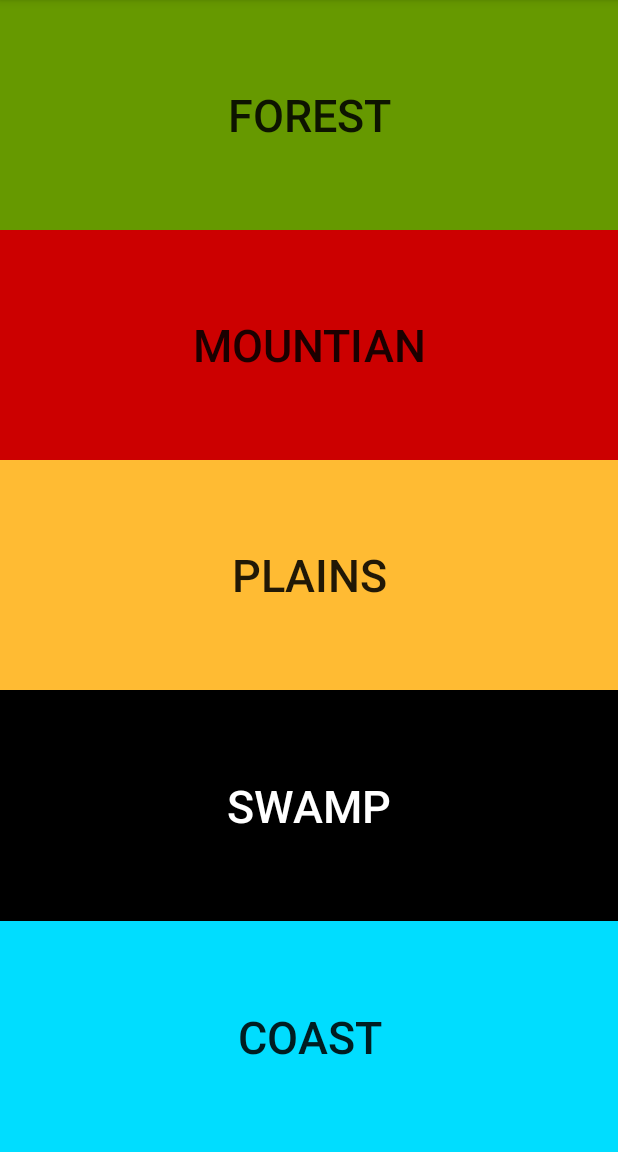
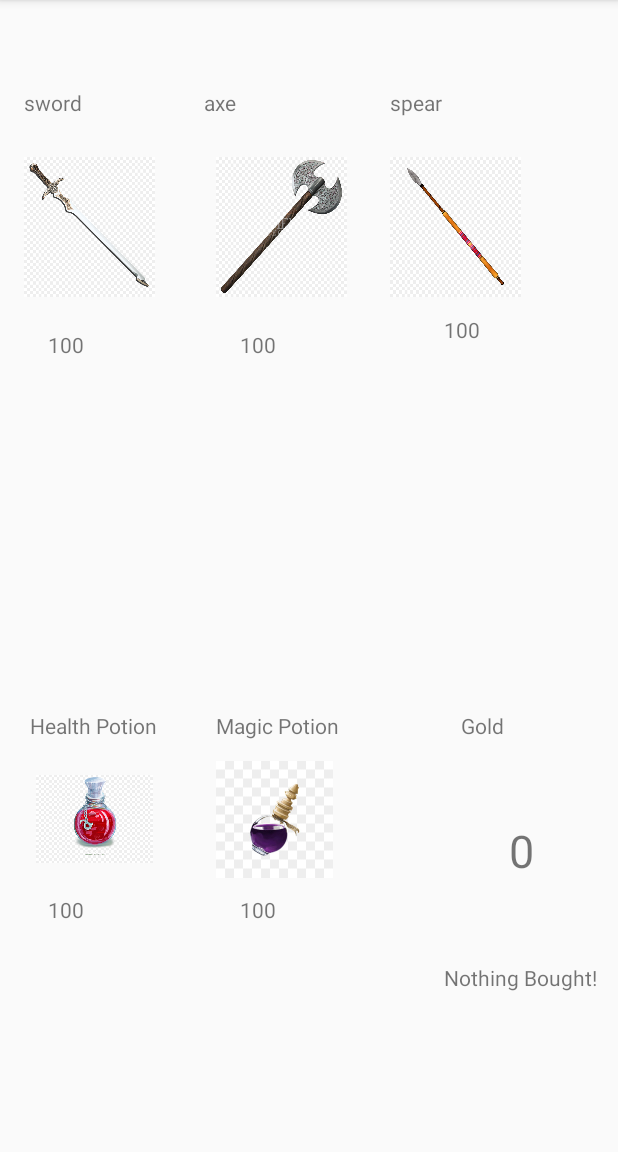
Before and after one commit to achocianowicz/-AdventureProjectFinal, an Android app: the Town screen opened directly, with no data from a screen before it, after a tap on "SHOP", on a phone screen of 412 x 824 dp, the part 84-1236 px from its top. Run offline under Robolectric (Android 15) with nearby library versions, the phone set to English and light mode, and no system bars.

Commit message:
Shop is working.. Tested going through Forest Quest 2... WIll work on EXP leveling up later today + combat

```diff
--- a/app/src/main/AndroidManifest.xml
+++ b/app/src/main/AndroidManifest.xml
@@ -24,7 +24,8 @@
         <activity android:name=".ForestQuests" />
         <activity android:name=".CharacterStats" />
         <activity android:name=".Forest1FindTheChest" />
-        <activity android:name=".QuestReward"></activity>
+        <activity android:name=".QuestReward" />
+        <activity android:name=".Shop"></activity>
     </application>
 
 </manifest>
--- /dev/null
+++ b/app/src/main/java/com/example/joydr/adventureprojectfinal/Shop.java
@@ -0,0 +1,195 @@
+package com.example.joydr.adventureprojectfinal;
+
+import android.support.v7.app.AppCompatActivity;
+import android.os.Bundle;
+import android.view.View;
+import android.widget.Button;
+import android.widget.ImageView;
+import android.widget.TextView;
+
+public class Shop extends AppCompatActivity {
+TextView weapon1Text, weapon2Text, weapon3Text,
+    costWeapon1Text,costWeapon2Text,costWeapon3Text, costHPText, costMPText, showUsersGold, boughtText;
+
+    ImageView weaponImage1,weaponImage2,weaponImage3;
+
+Button buyWeapon1, buyWeapon2, buyWeapon3, buyHPButton, buyMPButton;
+
+
+
+
+
+    @Override
+    protected void onCreate(Bundle savedInstanceState) {
+        super.onCreate(savedInstanceState);
+        setContentView(R.layout.activity_shop);
+        weapon1Text = findViewById(R.id.weapon1Text);
+        weapon2Text = findViewById(R.id.weapon2Text);
+        weapon3Text = findViewById(R.id.weapon3Text);
+
+        costWeapon1Text = findViewById(R.id.costWeapon1Text);
+        costWeapon2Text = findViewById(R.id.costWeapon2Text);
+        costWeapon3Text = findViewById(R.id.costWeapon3Text);
+
+        costHPText = findViewById(R.id.costHPText);
+        costMPText = findViewById(R.id.costMPText);
+
+        showUsersGold = findViewById(R.id.showUsersGold);
+        boughtText = findViewById(R.id.boughtText);
+
+        weaponImage1 = findViewById(R.id.weaponImage1);
+        weaponImage2 = findViewById(R.id.weaponImage2);
+        weaponImage3 = findViewById(R.id.weaponImage3);
+
+        buyWeapon1 = findViewById(R.id.buyWeapon1);
+        buyWeapon2 = findViewById(R.id.buyWeapon2);
+        buyWeapon3 = findViewById(R.id.buyWeapon3);
+
+        buyHPButton = findViewById(R.id.buyHPButton);
+        buyMPButton = findViewById(R.id.buyMPButton);
+
+        // Set Items
+        boughtText.setText("Nothing Bought!");
+        weapon1Text.setText(Singleton.getInstance().getWeapon1Name());
+        weaponImage1.setBackgroundResource(R.drawable.sword);
+        costWeapon1Text.setText(Singleton.getInstance().getWeapon1Cost());
+
+        weapon2Text.setText(Singleton.getInstance().getWeapon2Name());
+        weaponImage2.setBackgroundResource(R.drawable.axe);
+        costWeapon2Text.setText(Singleton.getInstance().getWeapon2Cost());
+
+        weapon3Text.setText(Singleton.getInstance().getWeapon3Name());
+        weaponImage3.setBackgroundResource(R.drawable.spear);
+        costWeapon3Text.setText(Singleton.getInstance().getWeapon3Cost());
+
+
+
+        // see if user has enough gold to buy items
+        CheckGold();
+
+
+        buyWeapon1.setOnClickListener(new View.OnClickListener() {
+            @Override
+            public void onClick(View v) {
+                int cW1 = Integer.parseInt(costWeapon1Text.getText().toString().trim());
+                int uCG = Integer.parseInt(Singleton.getInstance().getUserGold());
+                uCG -=   cW1 ;
+                String nUG = String.valueOf(uCG);
+                Singleton.getInstance().setUserGold(nUG);
+                showUsersGold.setText(Singleton.getInstance().getUserGold());
+                Singleton.getInstance().setCharWeaponName(weapon1Text.getText().toString().trim());
+                Singleton.getInstance().setCharWeaponAttack(Singleton.getInstance().getWeapon1Attack());
+                Singleton.getInstance().setCharWeaponSpeed(Singleton.getInstance().getWeapon1Speed());
+                CheckGold();
+                boughtText.setText("Bought:" + weapon1Text.getText().toString().trim() + " !");
+
+
+            }
+        });
+
+        buyWeapon2.setOnClickListener(new View.OnClickListener() {
+            @Override
+            public void onClick(View v) {
+                int cW2 = Integer.parseInt(costWeapon2Text.getText().toString().trim());
+                int uCG = Integer.parseInt(Singleton.getInstance().getUserGold());
+                uCG -=   cW2 ;
+                String nUG = String.valueOf(uCG);
+                Singleton.getInstance().setUserGold(nUG);
+                showUsersGold.setText(Singleton.getInstance().getUserGold());
+                Singleton.getInstance().setCharWeaponName(weapon2Text.getText().toString().trim());
+                Singleton.getInstance().setCharWeaponAttack(Singleton.getInstance().getWeapon2Attack());
+                Singleton.getInstance().setCharWeaponSpeed(Singleton.getInstance().getWeapon2Speed());
+                CheckGold();
+                boughtText.setText("Bought:" + weapon2Text.getText().toString().trim() + " !");
+
+
+            }
+        });
+
+        buyWeapon3.setOnClickListener(new View.OnClickListener() {
+            @Override
+            public void onClick(View v) {
+                int cW3 = Integer.parseInt(costWeapon3Text.getText().toString().trim());
+                int uCG = Integer.parseInt(Singleton.getInstance().getUserGold());
+                uCG -=   cW3 ;
+                String nUG = String.valueOf(uCG);
+                Singleton.getInstance().setUserGold(nUG);
+                showUsersGold.setText(Singleton.getInstance().getUserGold());
+                Singleton.getInstance().setCharWeaponName(weapon3Text.getText().toString().trim());
+                Singleton.getInstance().setCharWeaponAttack(Singleton.getInstance().getWeapon3Attack());
+                Singleton.getInstance().setCharWeaponSpeed(Singleton.getInstance().getWeapon3Speed());
+                CheckGold();
+                boughtText.setText("Bought:" + weapon3Text.getText().toString().trim() + " !");
+
+
+            }
+        });
+        buyHPButton.setOnClickListener(new View.OnClickListener() {
+            @Override
+            public void onClick(View v) {
+                int cHP = Integer.parseInt(costHPText.getText().toString().trim());
+                int uCG = Integer.parseInt(Singleton.getInstance().getUserGold());
+                uCG -=   cHP ;
+                String nUG = String.valueOf(uCG);
+                Singleton.getInstance().setUserGold(nUG);
+                showUsersGold.setText(Singleton.getInstance().getUserGold());
+                int stackOfHP = Integer.parseInt(Singleton.getInstance().getHpCount());
+                stackOfHP++;
+                String setNewStackOfHP = String.valueOf(stackOfHP);
+                Singleton.getInstance().setHpCount(setNewStackOfHP);
+                CheckGold();
+                boughtText.setText("Bought: Health Potion !");
+
+
+            }
+        });
+        buyMPButton.setOnClickListener(new View.OnClickListener() {
+            @Override
+            public void onClick(View v) {
+                int cMP = Integer.parseInt(costMPText.getText().toString().trim());
+                int uCG = Integer.parseInt(Singleton.getInstance().getUserGold());
+                uCG -=   cMP ;
+                String nUG = String.valueOf(uCG);
+                Singleton.getInstance().setUserGold(nUG);
+                showUsersGold.setText(Singleton.getInstance().getUserGold());
+                int stackOfMP = Integer.parseInt(Singleton.getInstance().getMpCount());
+                stackOfMP++;
+                String setNewStackOfMP = String.valueOf(stackOfMP);
+                Singleton.getInstance().setMpCount(setNewStackOfMP);
+                CheckGold();
+                boughtText.setText("Bought: Magic Potion !");
+
+
+            }
+        });
+
+    }
+
+   public void CheckGold() {
+       int cW1 = Integer.parseInt(costWeapon1Text.getText().toString().trim());
+       int cW2 = Integer.parseInt(costWeapon2Text.getText().toString().trim());
+       int cW3 = Integer.parseInt(costWeapon3Text.getText().toString().trim());
+       int cHP = Integer.parseInt(costHPText.getText().toString().trim());
+       int cMP = Integer.parseInt(costMPText.getText().toString().trim());
+       int uCG = Integer.parseInt(Singleton.getInstance().getUserGold());
+
+       if(cW1 > uCG){
+           buyWeapon1.setVisibility(View.INVISIBLE);
+       }
+       if(cW2 > uCG){
+           buyWeapon2.setVisibility(View.INVISIBLE);
+       }
+        if(cW3 > uCG){
+           buyWeapon3.setVisibility(View.INVISIBLE);
+       }
+       if(cHP > uCG){
+           buyHPButton.setVisibility(View.INVISIBLE);
+       }
+       if(cMP > uCG){
+           buyMPButton.setVisibility(View.INVISIBLE);
+       }
+
+       showUsersGold.setText(Singleton.getInstance().getUserGold());
+
+   }
+}
--- a/app/src/main/java/com/example/joydr/adventureprojectfinal/Town.java
+++ b/app/src/main/java/com/example/joydr/adventureprojectfinal/Town.java
@@ -59,7 +59,7 @@ public class Town extends AppCompatActivity {
                 //#TODO Go to shop
                 Singleton.getInstance().setCharName(currentCharName.getText().toString());
 
-                Intent intent = new Intent(v.getContext(), RegionPicker.class);
+                Intent intent = new Intent(v.getContext(), Shop.class);
                 intent.setFlags(Intent.FLAG_ACTIVITY_REORDER_TO_FRONT);
                 v.getContext().startActivity(intent);
             }
--- a/app/src/main/res/layout/activity_create_character.xml
+++ b/app/src/main/res/layout/activity_create_character.xml
@@ -46,5 +46,6 @@
         app:layout_constraintBottom_toBottomOf="parent"
         app:layout_constraintEnd_toEndOf="parent"
         app:layout_constraintStart_toStartOf="parent"
-        app:layout_constraintTop_toBottomOf="@+id/charName" />
+        app:layout_constraintTop_toBottomOf="@+id/charName"
+        app:layout_constraintVertical_bias="0.116" />
 </android.support.constraint.ConstraintLayout>
--- /dev/null
+++ b/app/src/main/res/layout/activity_shop.xml
@@ -0,0 +1,300 @@
+<?xml version="1.0" encoding="utf-8"?>
+<android.support.constraint.ConstraintLayout xmlns:android="http://schemas.android.com/apk/res/android"
+    xmlns:app="http://schemas.android.com/apk/res-auto"
+    xmlns:tools="http://schemas.android.com/tools"
+    android:layout_width="match_parent"
+    android:layout_height="match_parent"
+    tools:context=".Shop">
+
+    <TextView
+        android:id="@+id/weapon1Text"
+        android:layout_width="wrap_content"
+        android:layout_height="wrap_content"
+        android:layout_marginStart="16dp"
+        android:layout_marginTop="8dp"
+        android:layout_marginBottom="8dp"
+        android:text="Weapon Name"
+        app:layout_constraintBottom_toBottomOf="parent"
+        app:layout_constraintStart_toStartOf="parent"
+        app:layout_constraintTop_toTopOf="parent"
+        app:layout_constraintVertical_bias="0.069" />
+
+    <TextView
+        android:id="@+id/weapon2Text"
+        android:layout_width="wrap_content"
+        android:layout_height="wrap_content"
+        android:layout_marginStart="136dp"
+        android:layout_marginTop="8dp"
+        android:layout_marginBottom="8dp"
+        android:text="Weapon Name"
+        app:layout_constraintBottom_toBottomOf="parent"
+        app:layout_constraintStart_toStartOf="parent"
+        app:layout_constraintTop_toTopOf="parent"
+        app:layout_constraintVertical_bias="0.069" />
+
+    <TextView
+        android:id="@+id/weapon3Text"
+        android:layout_width="wrap_content"
+        android:layout_height="wrap_content"
+        android:layout_marginStart="260dp"
+        android:layout_marginTop="8dp"
+        android:layout_marginBottom="8dp"
+        android:text="Weapon Name"
+        app:layout_constraintBottom_toBottomOf="parent"
+        app:layout_constraintStart_toStartOf="parent"
+        app:layout_constraintTop_toTopOf="parent"
+        app:layout_constraintVertical_bias="0.069" />
+
+    <TextView
+        android:id="@+id/HPText"
+        android:layout_width="wrap_content"
+        android:layout_height="wrap_content"
+        android:layout_marginStart="20dp"
+        android:layout_marginTop="8dp"
+        android:layout_marginBottom="8dp"
+        android:text="Health Potion"
+        app:layout_constraintBottom_toBottomOf="parent"
+        app:layout_constraintStart_toStartOf="parent"
+        app:layout_constraintTop_toTopOf="parent"
+        app:layout_constraintVertical_bias="0.636" />
+
+    <TextView
+        android:id="@+id/MPText"
+        android:layout_width="wrap_content"
+        android:layout_height="wrap_content"
+        android:layout_marginStart="144dp"
+        android:layout_marginTop="8dp"
+        android:layout_marginBottom="8dp"
+        android:text="Magic Potion"
+        app:layout_constraintBottom_toBottomOf="parent"
+        app:layout_constraintStart_toStartOf="parent"
+        app:layout_constraintTop_toTopOf="parent"
+        app:layout_constraintVertical_bias="0.636" />
+
+    <ImageView
+        android:id="@+id/weaponImage1"
+        android:layout_width="87dp"
+        android:layout_height="93dp"
+        android:layout_marginStart="16dp"
+        android:layout_marginTop="8dp"
+        android:layout_marginBottom="8dp"
+        app:layout_constraintBottom_toBottomOf="parent"
+        app:layout_constraintStart_toStartOf="parent"
+        app:layout_constraintTop_toBottomOf="@+id/weapon1Text"
+        app:layout_constraintVertical_bias="0.032" />
+
+    <ImageView
+        android:id="@+id/weaponImage2"
+        android:layout_width="87dp"
+        android:layout_height="93dp"
+        android:layout_marginStart="144dp"
+        android:layout_marginTop="8dp"
+        android:layout_marginBottom="8dp"
+        app:layout_constraintBottom_toBottomOf="parent"
+        app:layout_constraintStart_toStartOf="parent"
+        app:layout_constraintTop_toBottomOf="@+id/weapon2Text"
+        app:layout_constraintVertical_bias="0.032" />
+
+    <ImageView
+        android:id="@+id/weaponImage3"
+        android:layout_width="87dp"
+        android:layout_height="93dp"
+        android:layout_marginStart="260dp"
+        android:layout_marginTop="8dp"
+        android:layout_marginBottom="8dp"
+        app:layout_constraintBottom_toBottomOf="parent"
+        app:layout_constraintStart_toStartOf="parent"
+        app:layout_constraintTop_toBottomOf="@+id/weapon3Text"
+        app:layout_constraintVertical_bias="0.032" />
+
+    <Button
+        android:id="@+id/buyWeapon1"
+        android:layout_width="wrap_content"
+        android:layout_height="wrap_content"
+        android:layout_marginStart="16dp"
+        android:layout_marginTop="8dp"
+        android:layout_marginBottom="8dp"
+        android:text="Buy"
+        app:layout_constraintBottom_toBottomOf="parent"
+        app:layout_constraintStart_toStartOf="parent"
+        app:layout_constraintTop_toBottomOf="@+id/weaponImage1"
+        app:layout_constraintVertical_bias="0.185" />
+
+    <Button
+        android:id="@+id/buyHPButton"
+        android:layout_width="wrap_content"
+        android:layout_height="wrap_content"
+        android:layout_marginStart="20dp"
+        android:layout_marginTop="8dp"
+        android:text="Buy"
+        app:layout_constraintBottom_toBottomOf="parent"
+        app:layout_constraintStart_toStartOf="parent"
+        app:layout_constraintTop_toBottomOf="@+id/costHPText" />
+
+    <Button
+        android:id="@+id/buyMPButton"
+        android:layout_width="wrap_content"
+        android:layout_height="wrap_content"
+        android:layout_marginStart="136dp"
+        android:layout_marginTop="8dp"
+        android:text="Buy"
+        app:layout_constraintBottom_toBottomOf="parent"
+        app:layout_constraintStart_toStartOf="parent"
+        app:layout_constraintTop_toBottomOf="@+id/costHPText"
+        app:layout_constraintVertical_bias="1.0" />
+
+    <Button
+        android:id="@+id/buyWeapon2"
+        android:layout_width="wrap_content"
+        android:layout_height="wrap_content"
+        android:layout_marginStart="32dp"
+        android:layout_marginTop="8dp"
+        android:layout_marginBottom="8dp"
+        android:text="Buy"
+        app:layout_constraintBottom_toBottomOf="@+id/buyWeapon1"
+        app:layout_constraintStart_toEndOf="@+id/buyWeapon1"
+        app:layout_constraintTop_toBottomOf="@+id/weaponImage2"
+        app:layout_constraintVertical_bias="1.0" />
+
+    <Button
+        android:id="@+id/buyWeapon3"
+        android:layout_width="wrap_content"
+        android:layout_height="wrap_content"
+        android:layout_marginStart="32dp"
+        android:layout_marginTop="8dp"
+        android:layout_marginBottom="8dp"
+        android:text="Buy"
+        app:layout_constraintBottom_toBottomOf="@+id/buyWeapon1"
+        app:layout_constraintStart_toEndOf="@+id/buyWeapon2"
+        app:layout_constraintTop_toBottomOf="@+id/weaponImage3"
+        app:layout_constraintVertical_bias="1.0" />
+
+    <TextView
+        android:id="@+id/costWeapon1Text"
+        android:layout_width="wrap_content"
+        android:layout_height="wrap_content"
+        android:layout_marginStart="32dp"
+        android:layout_marginTop="8dp"
+        android:layout_marginBottom="8dp"
+        android:text="100"
+        app:layout_constraintBottom_toTopOf="@+id/buyWeapon1"
+        app:layout_constraintStart_toStartOf="parent"
+        app:layout_constraintTop_toBottomOf="@+id/weaponImage1"
+        app:layout_constraintVertical_bias="0.208" />
+
+    <TextView
+        android:id="@+id/costHPText"
+        android:layout_width="wrap_content"
+        android:layout_height="wrap_content"
+        android:layout_marginStart="32dp"
+        android:layout_marginTop="8dp"
+        android:layout_marginBottom="8dp"
+        android:text="100"
+        app:layout_constraintBottom_toBottomOf="parent"
+        app:layout_constraintStart_toStartOf="parent"
+        app:layout_constraintTop_toBottomOf="@+id/healthPotionImage"
+        app:layout_constraintVertical_bias="0.0" />
+
+    <TextView
+        android:id="@+id/costMPText"
+        android:layout_width="wrap_content"
+        android:layout_height="wrap_content"
+        android:layout_marginStart="160dp"
+        android:layout_marginTop="8dp"
+        android:layout_marginBottom="8dp"
+        android:text="100"
+        app:layout_constraintBottom_toBottomOf="parent"
+        app:layout_constraintStart_toStartOf="parent"
+        app:layout_constraintTop_toBottomOf="@+id/magicPotionImage"
+        app:layout_constraintVertical_bias="0.0" />
+
+    <TextView
+        android:id="@+id/costWeapon2Text"
+        android:layout_width="wrap_content"
+        android:layout_height="wrap_content"
+        android:layout_marginStart="104dp"
+        android:layout_marginTop="20dp"
+        android:text=" 100"
+        app:layout_constraintBottom_toBottomOf="@+id/costWeapon1Text"
+        app:layout_constraintStart_toEndOf="@+id/costWeapon1Text"
+        app:layout_constraintTop_toBottomOf="@+id/weaponImage2"
+        app:layout_constraintVertical_bias="1.0" />
+
+    <TextView
+        android:id="@+id/costWeapon3Text"
+        android:layout_width="wrap_content"
+        android:layout_height="wrap_content"
+        android:layout_marginStart="112dp"
+        android:layout_marginTop="12dp"
+        android:layout_marginBottom="8dp"
+        android:text=" 100"
+        app:layout_constraintBottom_toBottomOf="@+id/costWeapon1Text"
+        app:layout_constraintStart_toEndOf="@+id/costWeapon2Text"
+        app:layout_constraintTop_toBottomOf="@+id/weaponImage3"
+        app:layout_constraintVertical_bias="0.0" />
+
+    <ImageView
+        android:id="@+id/healthPotionImage"
+        android:layout_width="78dp"
+        android:layout_height="85dp"
+        android:layout_marginStart="24dp"
+        android:layout_marginTop="8dp"
+        android:layout_marginBottom="8dp"
+        app:layout_constraintBottom_toBottomOf="parent"
+        app:layout_constraintStart_toStartOf="parent"
+        app:layout_constraintTop_toBottomOf="@+id/HPText"
+        app:layout_constraintVertical_bias="0.012"
+        app:srcCompat="@drawable/healthpotison" />
+
+    <ImageView
+        android:id="@+id/magicPotionImage"
+        android:layout_width="78dp"
+        android:layout_height="85dp"
+        android:layout_marginStart="144dp"
+        android:layout_marginTop="8dp"
+        android:layout_marginBottom="8dp"
+        app:layout_constraintBottom_toBottomOf="parent"
+        app:layout_constraintStart_toStartOf="parent"
+        app:layout_constraintTop_toBottomOf="@+id/HPText"
+        app:layout_constraintVertical_bias="0.012"
+        app:srcCompat="@drawable/magicpotison" />
+
+    <TextView
+        android:id="@+id/shopUsersGold"
+        android:layout_width="wrap_content"
+        android:layout_height="wrap_content"
+        android:layout_marginTop="8dp"
+        android:layout_marginEnd="76dp"
+        android:layout_marginBottom="8dp"
+        android:text="Gold"
+        app:layout_constraintBottom_toBottomOf="parent"
+        app:layout_constraintEnd_toEndOf="parent"
+        app:layout_constraintTop_toTopOf="parent"
+        app:layout_constraintVertical_bias="0.636" />
+
+    <TextView
+        android:id="@+id/showUsersGold"
+        android:layout_width="wrap_content"
+        android:layout_height="wrap_content"
+        android:layout_marginTop="8dp"
+        android:layout_marginEnd="56dp"
+        android:layout_marginBottom="8dp"
+        android:text="1000"
+        android:textSize="30sp"
+        app:layout_constraintBottom_toBottomOf="parent"
+        app:layout_constraintEnd_toEndOf="parent"
+        app:layout_constraintTop_toBottomOf="@+id/shopUsersGold"
+        app:layout_constraintVertical_bias="0.209" />
+
+    <TextView
+        android:id="@+id/boughtText"
+        android:layout_width="108dp"
+        android:layout_height="71dp"
+        android:layout_marginTop="8dp"
+        android:layout_marginEnd="8dp"
+        android:layout_marginBottom="8dp"
+        android:text="Bought: "
+        app:layout_constraintBottom_toBottomOf="parent"
+        app:layout_constraintEnd_toEndOf="parent"
+        app:layout_constraintTop_toBottomOf="@+id/showUsersGold" />
+</android.support.constraint.ConstraintLayout>
```
Also changed, not shown: app/src/main/java/com/example/joydr/adventureprojectfinal/CharacterStats.java (+32 -2 lines), app/src/main/java/com/example/joydr/adventureprojectfinal/Singleton.java (+146 -1 lines), app/src/main/res/layout/activity_character_stats.xml (+56 -0 lines), app/src/main/res/drawable/axe.jpg (added), app/src/main/res/drawable/healthpotison.jpg (added), app/src/main/res/drawable/magicpotison.jpg (added), app/src/main/res/drawable/spear.jpg (added), app/src/main/res/drawable/sword.jpg (added).
